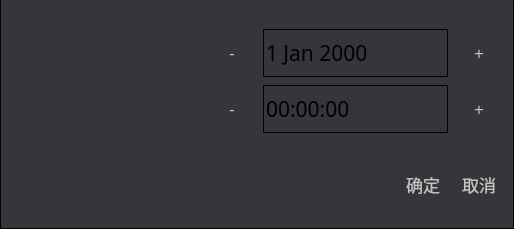
Old version of the form dlg_time.ui in the repository eeyoo/yunsheng.
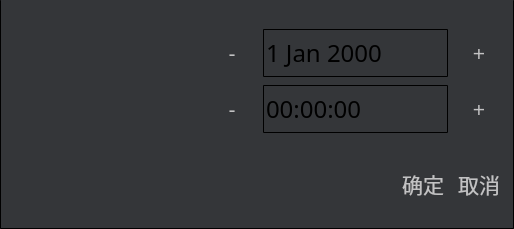
New version of the form. Icons and pictures are not drawn.

```diff
--- a/dlg_time.ui
+++ b/dlg_time.ui
@@ -15,7 +15,7 @@
   </property>
   <property name="styleSheet">
    <string notr="true">*{
-font: 13pt;
+font: 14pt;
 font-family: &quot;微软雅黑&quot;;
 }
 
@@ -37,6 +37,7 @@
 
 QPushButton {
 border: no;
+font: 16pt;
 outline: no;
 min-width: 50px;
 min-height: 50px;
@@ -87,7 +88,7 @@
 }
 
 QDateEdit {
-font: 16pt;
+font: 18pt;
   color: black;
 background: qlineargradient(
   x1:0, y1:0, x2:0, y2:1,
@@ -109,7 +110,7 @@
 }
 
 QTimeEdit {
-font: 16pt;
+font: 18pt;
   color: black;
 background: qlineargradient(
   x1:0, y1:0, x2:0, y2:1,
@@ -211,7 +212,7 @@
            <property name="font">
             <font>
              <family>微软雅黑</family>
-             <pointsize>16</pointsize>
+             <pointsize>18</pointsize>
              <weight>50</weight>
              <italic>false</italic>
              <bold>false</bold>
@@ -260,7 +261,7 @@
            <property name="font">
             <font>
              <family>微软雅黑</family>
-             <pointsize>16</pointsize>
+             <pointsize>18</pointsize>
              <weight>50</weight>
              <italic>false</italic>
              <bold>false</bold>
```
Left out of the diff: 1 changed line with no effect on the pictures.
